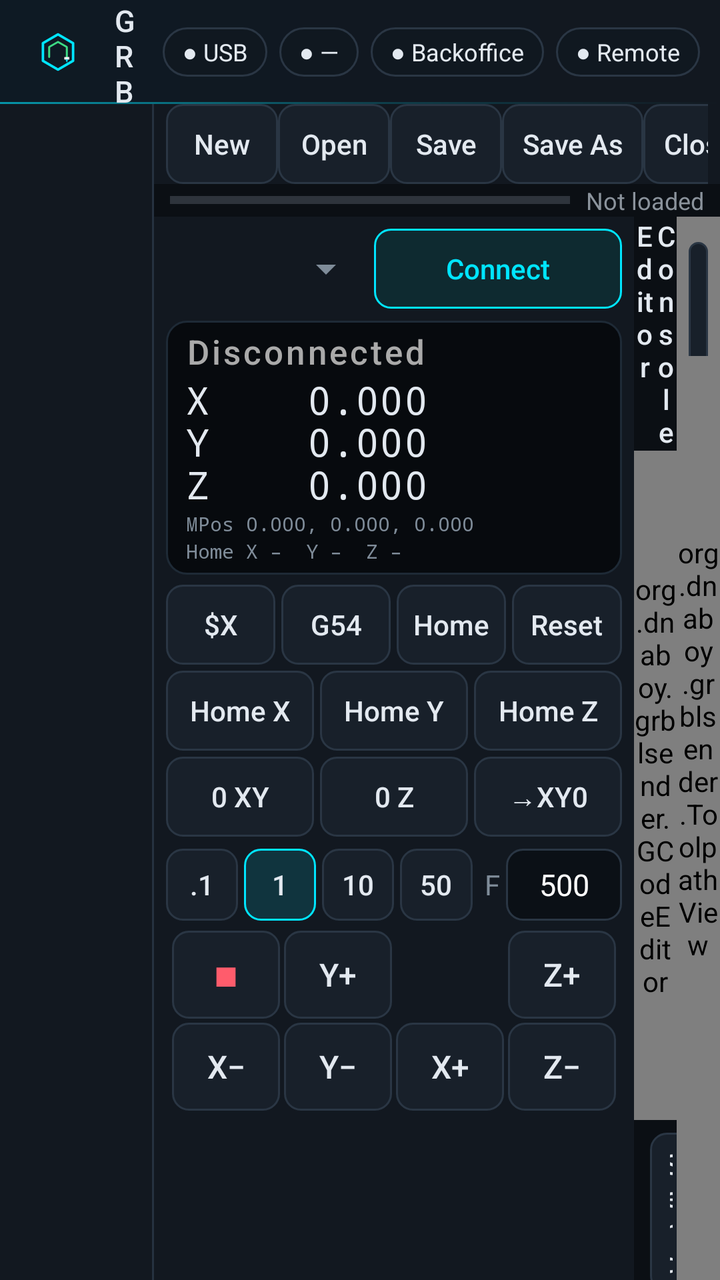
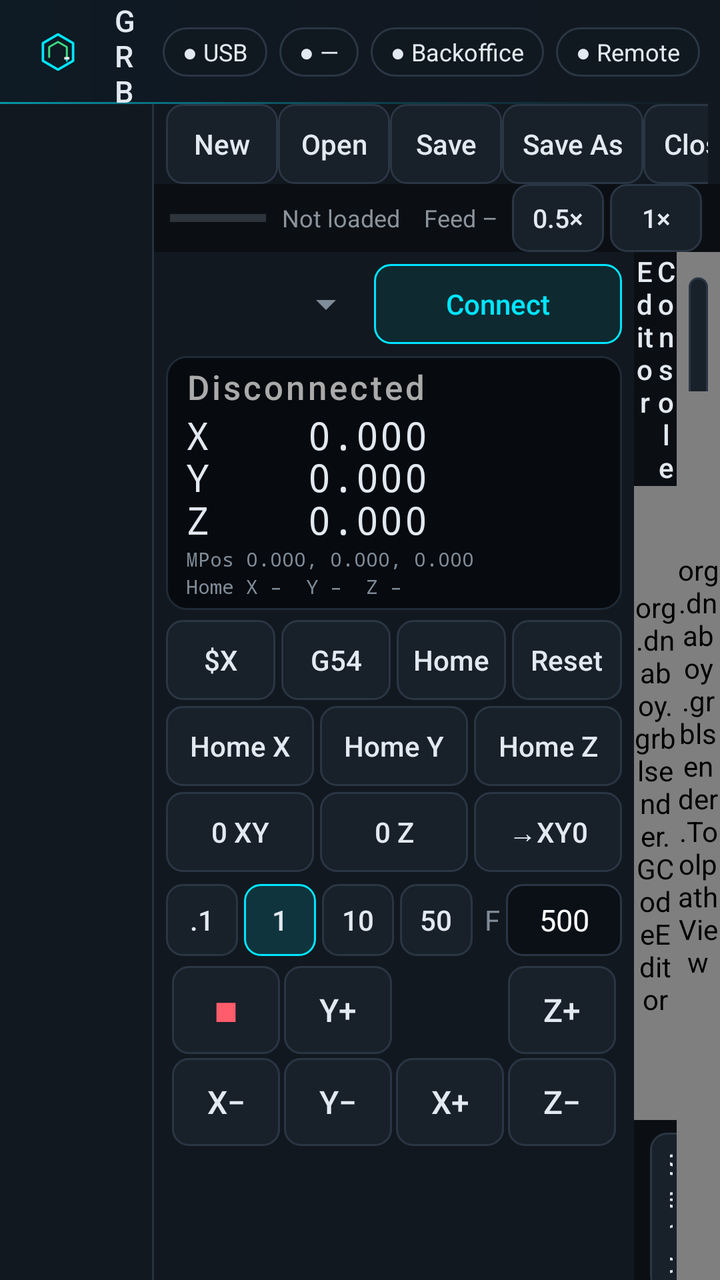

Before-and-after screenshots of an Android layout around one commit, followed by the original layout XML and the change that was made.
<!-- AndroidManifest.xml: application theme AppTheme -->
<!-- res/layout/activity_main.xml -->
<?xml version="1.0" encoding="utf-8"?>
<LinearLayout xmlns:android="http://schemas.android.com/apk/res/android"
    android:layout_width="match_parent"
    android:layout_height="match_parent"
    android:orientation="vertical"
    android:background="@color/bg"
    android:keepScreenOn="true">

    
    <LinearLayout
        android:id="@+id/titleBar"
        android:layout_width="match_parent"
        android:layout_height="52dp"
        android:background="@drawable/titlebar_bg"
        android:gravity="center_vertical"
        android:orientation="horizontal"
        android:paddingStart="12dp"
        android:paddingEnd="10dp">

        <ImageView
            android:layout_width="34dp"
            android:layout_height="34dp"
            android:contentDescription="Grbl Sender"
            android:src="@drawable/ic_launcher_fg"
            android:scaleType="fitCenter" />

        <LinearLayout
            android:layout_width="0dp"
            android:layout_height="wrap_content"
            android:layout_weight="1"
            android:layout_marginStart="10dp"
            android:orientation="vertical">

            <TextView
                android:id="@+id/txtTitle"
                android:layout_width="wrap_content"
                android:layout_height="wrap_content"
                android:fontFamily="sans-serif-medium"
                android:letterSpacing="0.18"
                android:text="GRBL SENDER"
                android:textColor="@color/text"
                android:textSize="15sp" />

            <TextView
                android:id="@+id/txtFile"
                android:layout_width="wrap_content"
                android:layout_height="wrap_content"
                android:ellipsize="middle"
                android:fontFamily="monospace"
                android:maxWidth="360dp"
                android:singleLine="true"
                android:text="No file"
                android:textColor="@color/muted"
                android:textSize="12sp" />
        </LinearLayout>

        <TextView android:id="@+id/chipUsb" style="@style/Chip" android:text="● USB" />
        <TextView android:id="@+id/chipMachine" style="@style/Chip" android:text="● —" />
        <TextView android:id="@+id/chipCloud" style="@style/Chip" android:text="● Backoffice" />
        <TextView android:id="@+id/chipRemote" style="@style/Chip" android:text="● Remote" />
        <TextView android:id="@+id/chipCamera" style="@style/Chip" android:text="● Camera LIVE" android:visibility="gone" />
    </LinearLayout>

    <LinearLayout
        android:layout_width="match_parent"
        android:layout_height="0dp"
        android:layout_weight="1"
        android:orientation="horizontal">

        
        <LinearLayout
            android:id="@+id/navRail"
            android:layout_width="76dp"
            android:layout_height="match_parent"
            android:background="@color/panel"
            android:gravity="center_horizontal"
            android:orientation="vertical"
            android:paddingTop="8dp"
            android:paddingStart="6dp"
            android:paddingEnd="6dp" />

        <View
            android:id="@+id/navDivider"
            android:layout_width="1dp"
            android:layout_height="match_parent"
            android:background="@color/border" />

        <FrameLayout
            android:layout_width="0dp"
            android:layout_height="match_parent"
            android:layout_weight="1">

            
            <LinearLayout
                android:id="@+id/pageControl"
                android:layout_width="match_parent"
                android:layout_height="match_parent"
                android:orientation="vertical">

            
            <LinearLayout
                android:id="@+id/toolbarRow"
                android:layout_width="match_parent"
                android:layout_height="wrap_content"
                android:orientation="horizontal"
                android:gravity="center_vertical"
                android:background="@color/panel"
                android:paddingStart="6dp"
                android:paddingEnd="6dp">

                <HorizontalScrollView
                    android:layout_width="0dp"
                    android:layout_height="wrap_content"
                    android:layout_weight="1"
                    android:scrollbars="none">

                    <LinearLayout
                        android:layout_width="wrap_content"
                        android:layout_height="wrap_content"
                        android:orientation="horizontal">

                        <Button android:id="@+id/btnNew" style="@style/Tb" android:text="New" />
                        <Button android:id="@+id/btnOpen" style="@style/Tb" android:text="Open" />
                        <Button android:id="@+id/btnSave" style="@style/Tb" android:text="Save" />
                        <Button android:id="@+id/btnSaveAs" style="@style/Tb" android:text="Save As" />
                        <Button android:id="@+id/btnClose" style="@style/Tb" android:text="Close" />
                        <View android:layout_width="1dp" android:layout_height="28dp"
                            android:layout_marginStart="6dp" android:layout_marginEnd="6dp" android:background="#3A4048" />
                        <Button android:id="@+id/btnLoad" style="@style/Tb" android:background="@drawable/btn_accent" android:text="⇩ Load" android:textColor="@color/accent" />
                        <Button android:id="@+id/btnRun" style="@style/Tb" android:background="@drawable/btn_run" android:text="▶ Run" android:textColor="@color/ok" />
                        <Button android:id="@+id/btnHold" style="@style/Tb" android:background="@drawable/btn_hold" android:text="❚❚ Hold" android:textColor="@color/warn" />
                        <Button android:id="@+id/btnResume" style="@style/Tb" android:text="Resume" />
                        <Button android:id="@+id/btnStop" style="@style/Tb" android:background="@drawable/btn_stop" android:text="■ Stop" android:textColor="@color/err" />
                    </LinearLayout>
                </HorizontalScrollView>
            </LinearLayout>

            <LinearLayout
                android:id="@+id/progressRow"
                android:layout_width="match_parent"
                android:layout_height="wrap_content"
                android:orientation="horizontal"
                android:gravity="center_vertical"
                android:paddingStart="8dp"
                android:paddingEnd="8dp">

                <ProgressBar
                    android:id="@+id/progress"
                    style="@android:style/Widget.Material.ProgressBar.Horizontal"
                    android:layout_width="0dp"
                    android:layout_height="wrap_content"
                    android:layout_weight="1"
                    android:max="1000" />

                <TextView
                    android:id="@+id/txtJob"
                    android:layout_width="wrap_content"
                    android:layout_height="wrap_content"
                    android:paddingStart="8dp"
                    android:text="Not loaded"
                    android:textColor="#8B939C"
                    android:textSize="12sp" />
            </LinearLayout>

            
            <LinearLayout
                android:layout_width="match_parent"
                android:layout_height="0dp"
                android:layout_weight="1"
                android:orientation="horizontal">

                
                <ScrollView
                    android:id="@+id/leftPanel"
                    android:layout_width="240dp"
                    android:layout_height="match_parent"
                    android:background="@color/panel">

                    <LinearLayout
                        android:layout_width="match_parent"
                        android:layout_height="wrap_content"
                        android:orientation="vertical"
                        android:padding="6dp">

                        <LinearLayout
                            android:layout_width="match_parent"
                            android:layout_height="wrap_content"
                            android:gravity="center_vertical"
                            android:orientation="horizontal">

                            
                            <Spinner
                                android:id="@+id/baud"
                                android:layout_width="104dp"
                                android:layout_height="40dp" />

                            <Button
                                android:id="@+id/btnConnect"
                                style="@style/Btn"
                                android:layout_height="40dp"
                                android:background="@drawable/btn_accent"
                                android:textColor="@color/accent"
                                android:text="Connect" />
                        </LinearLayout>

                        
                        <LinearLayout
                            android:layout_width="match_parent"
                            android:layout_height="wrap_content"
                            android:layout_marginTop="6dp"
                            android:background="@drawable/dro_bg"
                            android:orientation="vertical"
                            android:paddingStart="10dp"
                            android:paddingEnd="8dp"
                            android:paddingTop="4dp"
                            android:paddingBottom="5dp">

                            <TextView
                                android:id="@+id/txtState"
                                android:layout_width="match_parent"
                                android:layout_height="wrap_content"
                                android:fontFamily="sans-serif-medium"
                                android:letterSpacing="0.08"
                                android:singleLine="true"
                                android:text="Disconnected"
                                android:textColor="#AAAAAA"
                                android:textSize="17sp" />

                            <TextView
                                android:id="@+id/txtPos"
                                android:layout_width="match_parent"
                                android:layout_height="wrap_content"
                                android:fontFamily="monospace"
                                android:letterSpacing="0.04"
                                android:lineSpacingMultiplier="0.95"
                                android:text="X    0.000\nY    0.000\nZ    0.000"
                                android:textColor="@color/text"
                                android:textSize="19sp" />

                            <TextView
                                android:id="@+id/txtMPos"
                                android:layout_width="match_parent"
                                android:layout_height="wrap_content"
                                android:fontFamily="monospace"
                                android:singleLine="true"
                                android:text="MPos 0.000, 0.000, 0.000"
                                android:textColor="@color/muted"
                                android:textSize="10sp" />

                            <TextView
                                android:id="@+id/txtHome"
                                android:layout_width="match_parent"
                                android:layout_height="wrap_content"
                                android:fontFamily="monospace"
                                android:singleLine="true"
                                android:text="Home X –  Y –  Z –"
                                android:textColor="@color/muted"
                                android:textSize="10sp" />
                        </LinearLayout>

                        <LinearLayout
                            android:layout_width="match_parent"
                            android:layout_height="wrap_content"
                            android:layout_marginTop="5dp"
                            android:orientation="horizontal">

                            <Button android:id="@+id/btnUnlock" style="@style/BtnRow" android:text="$X" />
                            <Button android:id="@+id/btnGoG54" style="@style/BtnRow" android:text="G54" />
                            <Button android:id="@+id/btnHome" style="@style/BtnRow" android:text="Home" />
                            <Button android:id="@+id/btnReset" style="@style/BtnRow" android:layout_marginEnd="0dp" android:text="Reset" />
                        </LinearLayout>

                        
                        <LinearLayout
                            android:layout_width="match_parent"
                            android:layout_height="wrap_content"
                            android:orientation="horizontal">

                            <Button android:id="@+id/btnHomeX" style="@style/BtnRow" android:text="Home X" />
                            <Button android:id="@+id/btnHomeY" style="@style/BtnRow" android:text="Home Y" />
                            <Button android:id="@+id/btnHomeZ" style="@style/BtnRow" android:layout_marginEnd="0dp" android:text="Home Z" />
                        </LinearLayout>

                        <LinearLayout
                            android:layout_width="match_parent"
                            android:layout_height="wrap_content"
                            android:orientation="horizontal">

                            <Button android:id="@+id/btnZeroXY" style="@style/BtnRow" android:text="0 XY" />
                            <Button android:id="@+id/btnZeroZ" style="@style/BtnRow" android:text="0 Z" />
                            <Button android:id="@+id/btnGoZero" style="@style/BtnRow" android:layout_marginEnd="0dp" android:text="→XY0" />
                        </LinearLayout>

                        
                        <LinearLayout
                            android:layout_width="match_parent"
                            android:layout_height="wrap_content"
                            android:layout_marginTop="3dp"
                            android:gravity="center_vertical"
                            android:orientation="horizontal">

                            <RadioGroup
                                android:id="@+id/stepGroup"
                                android:layout_width="0dp"
                                android:layout_height="wrap_content"
                                android:layout_weight="1"
                                android:orientation="horizontal">

                                <RadioButton android:id="@+id/s01" style="@style/Seg" android:text=".1" />
                                <RadioButton android:id="@+id/s1" style="@style/Seg" android:text="1" android:checked="true" />
                                <RadioButton android:id="@+id/s10" style="@style/Seg" android:text="10" />
                                <RadioButton android:id="@+id/s50" style="@style/Seg" android:text="50" />
                            </RadioGroup>

                            <TextView
                                android:layout_width="wrap_content"
                                android:layout_height="wrap_content"
                                android:paddingStart="3dp"
                                android:paddingEnd="3dp"
                                android:text="F"
                                android:textColor="@color/muted" />

                            <EditText
                                android:id="@+id/jogFeed"
                                android:layout_width="58dp"
                                android:layout_height="36dp"
                                android:background="@drawable/input_bg"
                                android:gravity="center"
                                android:inputType="number"
                                android:paddingStart="4dp"
                                android:paddingEnd="4dp"
                                android:selectAllOnFocus="true"
                                android:text="500"
                                android:textColor="#FFFFFF"
                                android:textSize="15sp" />
                        </LinearLayout>

                        <GridLayout
                            android:layout_width="wrap_content"
                            android:layout_height="wrap_content"
                            android:layout_gravity="center_horizontal"
                            android:layout_marginTop="4dp"
                            android:columnCount="4"
                            android:rowCount="2">

                            
                            <Button android:id="@+id/jStop" style="@style/Jog" android:contentDescription="Cancel jog" android:text="■" android:textColor="@color/err" />
                            <Button android:id="@+id/jYp" style="@style/Jog" android:text="Y+" />
                            <Space android:layout_width="56dp" android:layout_height="46dp" />
                            <Button android:id="@+id/jZp" style="@style/Jog" android:text="Z+" />

                            <Button android:id="@+id/jXm" style="@style/Jog" android:text="X−" />
                            <Button android:id="@+id/jYm" style="@style/Jog" android:text="Y−" />
                            <Button android:id="@+id/jXp" style="@style/Jog" android:text="X+" />
                            <Button android:id="@+id/jZm" style="@style/Jog" android:text="Z−" />
                        </GridLayout>
                    </LinearLayout>
                </ScrollView>

                
                <LinearLayout
                    android:id="@+id/middlePanel"
                    android:layout_width="0dp"
                    android:layout_height="match_parent"
                    android:layout_weight="1"
                    android:orientation="vertical">

                    <LinearLayout
                        android:layout_width="match_parent"
                        android:layout_height="wrap_content"
                        android:orientation="horizontal">

                        <Button android:id="@+id/tabEditor" style="@style/Tab" android:text="Editor" />
                        <Button android:id="@+id/tabConsole" style="@style/Tab" android:text="Console" />
                    </LinearLayout>

                    <FrameLayout
                        android:layout_width="match_parent"
                        android:layout_height="0dp"
                        android:layout_weight="1">

                        <org.dnaboy.grblsender.GCodeEditor
                            android:id="@+id/editor"
                            android:layout_width="match_parent"
                            android:layout_height="match_parent" />

                        <org.dnaboy.grblsender.GCodeViewer
                            android:id="@+id/viewer"
                            android:layout_width="match_parent"
                            android:layout_height="match_parent"
                            android:visibility="gone" />

                        <ScrollView
                            android:id="@+id/logScroll"
                            android:layout_width="match_parent"
                            android:layout_height="match_parent"
                            android:background="#070A0E"
                            android:padding="4dp"
                            android:visibility="gone">

                            <TextView
                                android:id="@+id/txtLog"
                                android:layout_width="match_parent"
                                android:layout_height="wrap_content"
                                android:fontFamily="monospace"
                                android:textSize="12sp"
                                android:textColor="#B9E3B9"
                                android:textIsSelectable="true" />
                        </ScrollView>
                    </FrameLayout>

                    <LinearLayout
                        android:layout_width="match_parent"
                        android:layout_height="wrap_content"
                        android:orientation="horizontal">

                        <EditText
                            android:id="@+id/cmdInput"
                            android:background="@drawable/input_bg"
                            android:padding="8dp"
                            android:layout_margin="4dp"
                            android:fontFamily="monospace"
                            android:layout_width="0dp"
                            android:layout_height="wrap_content"
                            android:layout_weight="1"
                            android:hint="G-code or $ command"
                            android:imeOptions="actionSend"
                            android:inputType="textCapCharacters|textNoSuggestions"
                            android:singleLine="true"
                            android:textColor="#FFFFFF"
                            android:textColorHint="#777777" />

                        <Button
                            android:id="@+id/btnSend"
                            style="@style/Tb"
                            android:text="Send" />

                        <Button
                            android:id="@+id/btnSettings"
                            style="@style/Tb"
                            android:text="$$" />
                    </LinearLayout>
                </LinearLayout>

                
                <FrameLayout
                    android:layout_width="0dp"
                    android:layout_height="match_parent"
                    android:layout_weight="1">

                    <org.dnaboy.grblsender.ToolpathView
                        android:id="@+id/preview"
                        android:layout_width="match_parent"
                        android:layout_height="match_parent" />

                    <LinearLayout
                        android:layout_width="wrap_content"
                        android:layout_height="wrap_content"
                        android:layout_gravity="top|end"
                        android:layout_margin="6dp"
                        android:orientation="horizontal">

                        <Button
                            android:id="@+id/btnFit"
                            style="@style/Tb"
                            android:text="Fit" />

                        <Button
                            android:id="@+id/btnFull"
                            style="@style/Tb"
                            android:minWidth="48dp"
                            android:textSize="20sp"
                            android:contentDescription="Full screen preview"
                            android:text="⛶" />
                    </LinearLayout>

                    
                    <LinearLayout
                        android:id="@+id/fullControls"
                        android:layout_width="wrap_content"
                        android:layout_height="wrap_content"
                        android:layout_gravity="bottom|end"
                        android:layout_marginEnd="8dp"
                        android:layout_marginBottom="28dp"
                        android:orientation="horizontal"
                        android:visibility="gone">

                        <TextView
                            android:id="@+id/fullState"
                            android:layout_width="wrap_content"
                            android:layout_height="wrap_content"
                            android:layout_gravity="center_vertical"
                            android:background="#CC0B0F14"
                            android:padding="8dp"
                            android:textColor="@color/text"
                            android:textSize="15sp"
                            android:textStyle="bold" />

                        <Button android:id="@+id/fullHold" style="@style/Tb" android:background="@drawable/btn_hold" android:text="❚❚ Hold" android:textColor="@color/warn" />
                        <Button android:id="@+id/fullResume" style="@style/Tb" android:text="Resume" />
                        <Button android:id="@+id/fullStop" style="@style/Tb" android:background="@drawable/btn_stop" android:text="■ Stop" android:textColor="@color/err" />
                    </LinearLayout>
                </FrameLayout>
            </LinearLayout>
            </LinearLayout>

            
            <FrameLayout
                android:id="@+id/pageSettings"
                android:layout_width="match_parent"
                android:layout_height="match_parent"
                android:visibility="gone" />
        </FrameLayout>
    </LinearLayout>
</LinearLayout>
<!-- resources referenced by this layout -->
<resources>
  <color name="accent">#00E5FF</color>
  <color name="bg">#0B0F14</color>
  <color name="border">#263240</color>
  <color name="err">#FF5C6C</color>
  <color name="muted">#7F8C99</color>
  <color name="ok">#3DDC84</color>
  <color name="panel">#121820</color>
  <color name="text">#E3E9F0</color>
  <color name="warn">#FFC040</color>
  <!-- drawable dro_bg (drawable) -->
  <?xml version="1.0" encoding="utf-8"?>
  <shape xmlns:android="http://schemas.android.com/apk/res/android" android:shape="rectangle">
      <corners android:radius="10dp" />
      <solid android:color="#070A0E" />
      <stroke android:width="1dp" android:color="#1E2A36" />
  </shape>
  <!-- drawable input_bg (drawable) -->
  <?xml version="1.0" encoding="utf-8"?>
  <shape xmlns:android="http://schemas.android.com/apk/res/android" android:shape="rectangle">
      <corners android:radius="8dp" />
      <solid android:color="#0B1016" />
      <stroke android:width="1dp" android:color="#2A3644" />
  </shape>
  <style name="Btn">
          <item name="android:layout_width">0dp</item>
          <item name="android:layout_height">wrap_content</item>
          <item name="android:layout_weight">1</item>
          <item name="android:textAllCaps">false</item>
          <item name="android:minWidth">0dp</item>
          <item name="android:paddingStart">2dp</item>
          <item name="android:paddingEnd">2dp</item>
      </style>
  <style name="BtnRow" parent="Btn">
          <item name="android:layout_height">40dp</item>
          <item name="android:layout_marginEnd">3dp</item>
          <item name="android:layout_marginBottom">3dp</item>
      </style>
  <style name="Jog">
          <item name="android:layout_width">54dp</item>
          <item name="android:layout_height">44dp</item>
          <item name="android:layout_margin">1dp</item>
          <item name="android:textSize">16sp</item>
          <item name="android:textAllCaps">false</item>
          <item name="android:minWidth">0dp</item>
          <item name="android:padding">0dp</item>
      </style>
  <style name="Tab">
          <item name="android:background">@android:color/transparent</item>
          <item name="android:layout_width">0dp</item>
          <item name="android:layout_height">wrap_content</item>
          <item name="android:layout_weight">1</item>
          <item name="android:textAllCaps">false</item>
          <item name="android:minHeight">36dp</item>
      </style>
  <!-- drawable chip_bg (drawable) -->
  <?xml version="1.0" encoding="utf-8"?>
  <shape xmlns:android="http://schemas.android.com/apk/res/android" android:shape="rectangle">
      <corners android:radius="14dp" />
      <solid android:color="#101820" />
      <stroke android:width="1dp" android:color="#2A3644" />
  </shape>
  <style name="TechDialog" parent="@android:style/Theme.Material.Dialog.Alert">
          <item name="android:colorAccent">@color/accent</item>
          <item name="android:windowBackground">@drawable/dialog_bg</item>
          <item name="android:textColorPrimary">@color/text</item>
      </style>
  <!-- drawable dialog_bg (drawable) -->
  <?xml version="1.0" encoding="utf-8"?>
  <inset xmlns:android="http://schemas.android.com/apk/res/android" android:inset="16dp">
      <shape android:shape="rectangle">
          <corners android:radius="14dp" />
          <solid android:color="#121820" />
          <stroke android:width="1dp" android:color="#2A3A4C" />
      </shape>
  </inset>
  <!-- unchanged entries left out for length: 13 -->
</resources>

<!-- the commit's change to res/layout/activity_main.xml (unified diff, before → after) -->
@@ -160,6 +160,21 @@
                     android:text="Not loaded"
                     android:textColor="#8B939C"
                     android:textSize="12sp" />
+
+                
+                <TextView
+                    android:id="@+id/txtFeedOv"
+                    android:layout_width="wrap_content"
+                    android:layout_height="wrap_content"
+                    android:paddingStart="12dp"
+                    android:paddingEnd="4dp"
+                    android:singleLine="true"
+                    android:text="Feed –"
+                    android:textColor="#8B939C"
+                    android:textSize="12sp" />
+                <Button android:id="@+id/ov50" style="@style/Ov" android:text="0.5×" />
+                <Button android:id="@+id/ov100" style="@style/Ov" android:text="1×" />
+                <Button android:id="@+id/ov200" style="@style/Ov" android:text="2×" />
             </LinearLayout>
 
             
@@ -496,6 +511,9 @@
                             android:textSize="15sp"
                             android:textStyle="bold" />
 
+                        <Button android:id="@+id/fullOv50" style="@style/Tb" android:text="0.5×" />
+                        <Button android:id="@+id/fullOv100" style="@style/Tb" android:text="1×" />
+                        <Button android:id="@+id/fullOv200" style="@style/Tb" android:text="2×" />
                         <Button android:id="@+id/fullHold" style="@style/Tb" android:background="@drawable/btn_hold" android:text="❚❚ Hold" android:textColor="@color/warn" />
                         <Button android:id="@+id/fullResume" style="@style/Tb" android:text="Resume" />
                         <Button android:id="@+id/fullStop" style="@style/Tb" android:background="@drawable/btn_stop" android:text="■ Stop" android:textColor="@color/err" />
<!-- resource entries referenced after the edit -->
@@ -46,6 +46,19 @@
           <item name="android:minWidth">0dp</item>
           <item name="android:padding">0dp</item>
       </style>
+  <style name="Ov">
+          <item name="android:layout_width">wrap_content</item>
+          <item name="android:layout_height">34dp</item>
+          <item name="android:textAllCaps">false</item>
+          <item name="android:minWidth">46dp</item>
+          <item name="android:minHeight">0dp</item>
+          <item name="android:paddingStart">6dp</item>
+          <item name="android:paddingEnd">6dp</item>
+          <item name="android:paddingTop">0dp</item>
+          <item name="android:paddingBottom">0dp</item>
+          <item name="android:layout_marginStart">3dp</item>
+          <item name="android:textSize">13sp</item>
+      </style>
   <style name="Tab">
           <item name="android:background">@android:color/transparent</item>
           <item name="android:layout_width">0dp</item>
